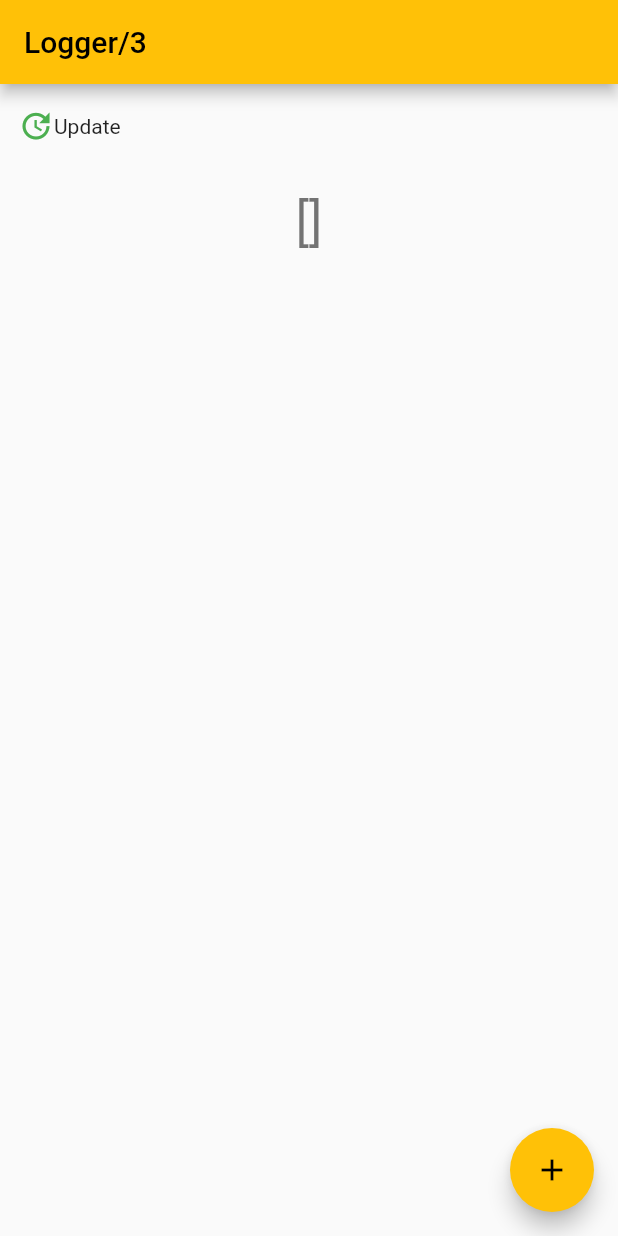
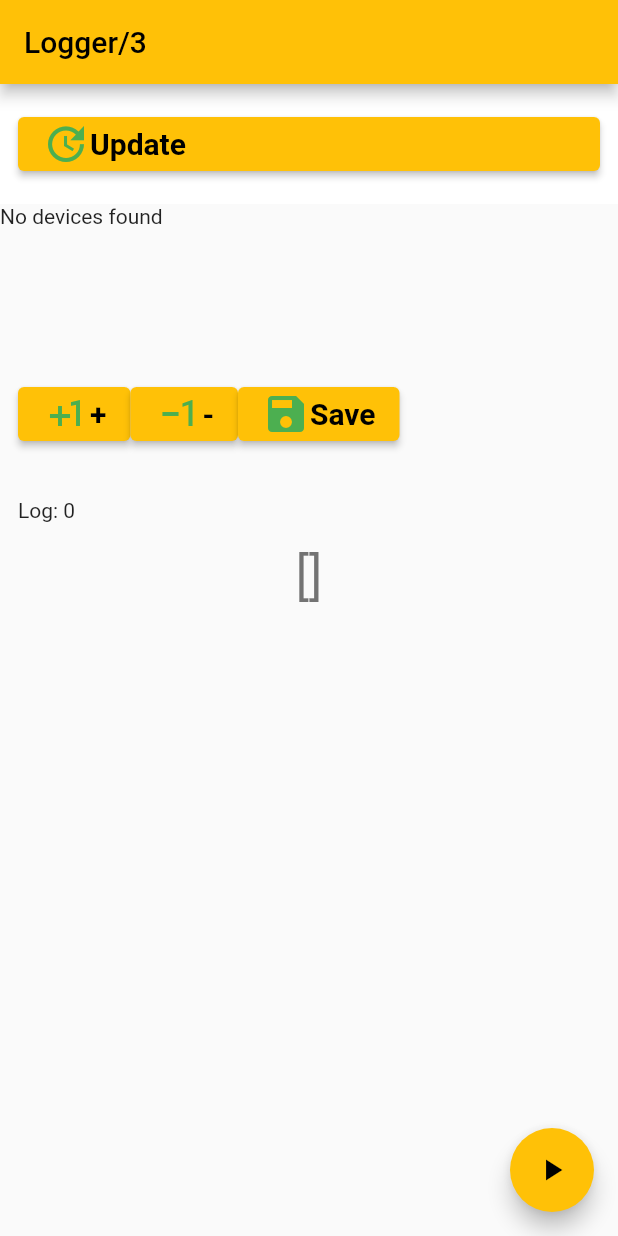
Before and after one commit to baden/mobile-logger-3, a Flutter app: the screen it shows after launch, on a phone screen of 412 x 824 dp. Run offline on Flutter 3.47's test engine with Material 2 defaults, Android fonts, the phone set to English and light mode, and no system bars; our stand-ins replace fluttertoast, permission_handler; missing offline and left inert: file_saver, usb_serial.

```diff
--- a/lib/main.dart
+++ b/lib/main.dart
@@ -1,6 +1,9 @@
+
 import 'package:flutter/material.dart';
+import 'package:logger3/serial.dart';
+import 'package:logger3/widgets/components.dart';
 import 'package:logger3/widgets/port_list_item.dart';
-import 'package:usb_serial/usb_serial.dart';
+// import 'package:path_provider/path_provider.dart';
 
 void main() {
   runApp(const MyApp());
@@ -40,8 +43,7 @@ class MyHomePage extends StatefulWidget {
 
 class _MyHomePageState extends State<MyHomePage> {
   String _debug = "";
-
-
+  Serial serial = Serial();
 
   @override
   Widget build(BuildContext context) {
@@ -60,7 +62,7 @@ class _MyHomePageState extends State<MyHomePage> {
       body: Column(
           mainAxisAlignment: MainAxisAlignment.center,
           children: <Widget>[
-            PortList(),
+            PortList(serial: serial),
             Expanded(child: Text(
               '[$_debug]',
               style: Theme.of(context).textTheme.headline4,
@@ -72,22 +74,47 @@ class _MyHomePageState extends State<MyHomePage> {
       ),
       floatingActionButton: FloatingActionButton(
         onPressed: _listDevices,
-        tooltip: 'Increment',
-        child: const Icon(Icons.add),
+        tooltip: 'Start recording',
+        child: const Icon(Icons.play_arrow),
       ), // This trailing comma makes auto-formatting nicer for build methods.
     );
   }
 
+  // Future<File> writeFile(Uint8List data, String name) async {
+  //   // storage permission ask
+  //   var status = await Permission.storage.status;
+  //   if (!status.isGranted) {
+  //     await Permission.storage.request();
+  //   }
+  //   // the downloads folder path
+  //   Directory tempDir = await getApplicationDocumentsDirectory();
+  //   String tempPath = tempDir.path;
+  //   var filePath = '$tempPath/$name';
+  //   //
+
+  //   // the data
+  //   var bytes = ByteData.view(data.buffer);
+  //   final buffer = bytes.buffer;
+  //   // save the data in the path
+  //   return File(filePath).writeAsBytes(buffer.asUint8List(data.offsetInBytes, data.lengthInBytes));
+  // }
+
   void _listDevices() async {
-    List<UsbDevice> devices = await UsbSerial.listDevices();
-    print(devices);
-    setState(() {
-      _debug = "";
-      for(var d in devices) {
-        print("name: ${d.deviceName}  manuf: ${d.manufacturerName??'-'}");
-        _debug += "name: ${d.deviceName}  manuf: ${d.manufacturerName??'-'}\r\n";
-      }
-	    //_debug = "${devices.toString()}";
-    });
+
+    showToast("Chose one or several ports for recording");
+
+    // var file = await writeFile(data, 'log-example');
+    // file.close();
+
+    // List<UsbDevice> devices = await UsbSerial.listDevices();
+    // print(devices);
+    // setState(() {
+    //   _debug = "";
+    //   for(var d in devices) {
+    //     print("name: ${d.deviceName}  manuf: ${d.manufacturerName??'-'}");
+    //     _debug += "name: ${d.deviceName}  manuf: ${d.manufacturerName??'-'}\r\n";
+    //   }
+	  //   //_debug = "${devices.toString()}";
+    // });
   }
 }
--- /dev/null
+++ b/lib/serial.dart
@@ -0,0 +1,48 @@
+
+import 'package:flutter/services.dart';
+import 'package:usb_serial/usb_serial.dart';
+
+class Serial {
+  static const EventChannel _eventChannel = EventChannel('usb_serial/events');
+  late Stream<UsbEvent> _eventStream;
+
+  int _counter = 0;
+  List<String> _logData = [];
+
+  Stream<UsbEvent> get usbEventStream {
+    _eventStream = _eventChannel.receiveBroadcastStream().map<UsbEvent>((value) {
+      UsbEvent msg = UsbEvent();
+      print("Stream event (${msg.toString()})");
+      msg.device = UsbDevice.fromJSON(value);
+      msg.event = value["event"];
+      return msg;
+    });
+    return _eventStream;
+  }
+
+
+  int get logDataLines {
+    return _logData.length;
+  }
+
+  Serial() {
+    print("::Serial::init");
+
+
+  }
+
+  static Future<List<UsbDevice>> getList() async {
+    return UsbSerial.listDevices();
+  }
+
+  void onPlus(String s) {
+    _counter++;
+    print("::Serial::onPlus / $_counter");
+    _logData.add(s);
+  }
+
+  void onMinus(String s) {
+    _counter--;
+    print("::Serial::onMinus / $_counter");
+  }
+}
--- a/lib/widgets/components.dart
+++ b/lib/widgets/components.dart
@@ -3,21 +3,54 @@ import 'package:flutter/material.dart';
 import 'package:fluttertoast/fluttertoast.dart';
 
 class IconKey extends StatelessWidget {
-  const IconKey(this.icon, this.label, {Key? key}) : super(key: key);
+  IconKey(
+    this.icon, this.label, {Key? key, required this.onPressed}
+    ) : super(key: key);
 
   final IconData icon;
   final String label;
+  final VoidCallback onPressed;
+
+
+  final ButtonStyle flatButtonStyle = TextButton.styleFrom(
+    foregroundColor: Colors.black87,
+    backgroundColor: Colors.grey[100],
+    minimumSize: Size(88, 48),
+    padding: EdgeInsets.symmetric(horizontal: 12.0),
+    shape: const RoundedRectangleBorder(
+      borderRadius: BorderRadius.all(Radius.circular(2.0)),
+    ),
+  );
+
+  final ButtonStyle style =
+        ElevatedButton.styleFrom(textStyle: const TextStyle(fontSize: 20));
 
   @override
   Widget build(BuildContext context) {
-    return Row(children: [
-      Icon(
-        icon,
-        color: Colors.green,
-        size: 24.0,
-      ),
-      Text(label)
-    ]);
+    // return Row(children: [
+    //   Icon(
+    //     icon,
+    //     color: Colors.green,
+    //     size: 24.0,
+    //   ),
+    //   Text(label)
+    // ]);
+
+
+    return /*TextButton*/ElevatedButton(
+      style: style/*flatButtonStyle*/,
+      onPressed: onPressed,
+      child: Row(
+        children: [
+        Icon(
+          icon,
+          color: Colors.green,
+          size: 32.0,
+        ),
+        Text(label, style: TextStyle(fontWeight: FontWeight.bold, fontSize: 20))
+      ])
+    );
+
   }
 }
 
--- a/lib/widgets/port_list_item.dart
+++ b/lib/widgets/port_list_item.dart
@@ -1,6 +1,10 @@
 import 'package:flutter/material.dart';
 import 'package:fluttertoast/fluttertoast.dart';
+import 'package:logger3/serial.dart';
 import 'package:usb_serial/usb_serial.dart';
+import 'dart:typed_data';
+import 'package:file_saver/file_saver.dart';
+import 'package:permission_handler/permission_handler.dart';
 
 import 'components.dart';
 
@@ -17,7 +21,9 @@ class DataModel {
 }
 
 class PortList extends StatefulWidget {
-  PortList({Key? key}) : super(key: key);
+  const PortList({Key? key, required this.serial}) : super(key: key);
+
+  final Serial serial;
 
   @override
   State<PortList> createState() => _PortListState();
@@ -51,22 +57,49 @@ class _PortListState extends State<PortList> {
   void initState() {
     // TODO: implement initState
     super.initState();
+
+    UsbSerial.usbEventStream!.listen((UsbEvent msg) {
+      rescanPorts();
+      // print(msg);
+      // if (msg.event == UsbEvent.ACTION_USB_ATTACHED) {
+      //   // open a device now...
+      // }
+      // if (msg.event == UsbEvent.ACTION_USB_DETACHED) {
+      //   //  close device now...
+      // }
+    });
+
     rescanPorts();
   }
 
   @override
+  void dispose() {
+    // TODO: implement dispose
+    super.dispose();
+    print("TODO: Disconnect all");
+  }
+
+  @override
   Widget build(BuildContext context) {
-    return Column(children: [
-      GestureDetector(
-        onTap: () {
-          print("Update (TDP)");
-          rescanPorts();
-        },
-        child: Container(
+    return Column(
+      children: [
+        Container(
+          width: MediaQuery.of(context).size.width,
+          color: Colors.white,
           padding: const EdgeInsets.fromLTRB(12, 16, 12, 16),
-          child: const IconKey(Icons.update, "Update")
+          child: IconKey( Icons.update, "Update",
+            onPressed: () { rescanPorts();}
           )
         ),
+        RefreshIndicator(
+          onRefresh: onRefresh,
+          child: Container(
+            // color: Colors.green,
+            width: MediaQuery.of(context).size.width,
+            constraints: BoxConstraints(minHeight: 100),
+            // height: 200,
+            child:
+            dataList.length == 0 ? Text("No devices found")/*Center(child: CircularProgressIndicator())*/ :
             ListView.builder(
                   scrollDirection: Axis.vertical,
                   itemCount: dataList.length,
@@ -76,7 +109,65 @@ class _PortListState extends State<PortList> {
                     return PortItem(dataList[index], index, false);
                   }
             ),
+          ),
+        ),
+        bottomPanel(),
+        statsPanel()
+
     ]);
+  }
+
+  Widget bottomPanel()
+  {
+    return Container(
+      width: MediaQuery.of(context).size.width,
+      // color: Colors.yellow,
+      padding: const EdgeInsets.fromLTRB(12, 16, 12, 16),
+      child: Row(children: [
+        IconKey(Icons.plus_one, "+", onPressed: onPlus),
+        IconKey(Icons.exposure_minus_1, "-", onPressed: onMinus),
+        IconKey(Icons.save, "Save", onPressed: onSave)
+      ])
+    );
+  }
+
+
+  Widget statsPanel()
+  {
+    return Container(
+      width: MediaQuery.of(context).size.width,
+      // color: Colors.yellow,
+      padding: const EdgeInsets.fromLTRB(12, 16, 12, 16),
+      child: Row(children: [
+        Text("Log: ${widget.serial.logDataLines}"),
+      ])
+    );
+  }
+
+  void onSave() async {
+    // Look good example
+    // https://github.com/aponduet/allshare/blob/6d35ee2c216588662d130b4ab81b14f515abed76/allshare/lib/view/receive_display/image.dart
+
+    Uint8List data = Uint8List.fromList([48, 49, 50, 13, 10]);
+    final now = DateTime.now();
+    final String fileName = "Log3_${now.year}_${now.month}_${now.day}-${now.hour}_${now.minute}";
+    await FileSaver.instance.saveAs(fileName, data, "txt", MimeType.TEXT);
+  }
+
+  Future<void> onRefresh() async
+  {
+    print("OnRefresh (TDP)");
+    rescanPorts();
+  }
+
+  void onPlus() {
+    setState(() {
+      widget.serial.onPlus("foo");
+    });
+  }
+
+  void onMinus() {
+    widget.serial.onMinus("foo");
   }
 }
 
--- a/pubspec.yaml
+++ b/pubspec.yaml
@@ -33,6 +33,11 @@ dependencies:
     sdk: flutter
   usb_serial: ^0.4.0
   fluttertoast: ^8.0.9
+  permission_handler: ^10.0.1
+  # downloads_path_provider: ^0.1.0
+  # downloads_path_provider_28: ^0.1.2
+  # path_provider: ^2.0.11
+  file_saver: ^0.1.1
 
 
   # The following adds the Cupertino Icons font to your application.
```
Also changed, not shown: lib/logdata.dart (added, +8 -0 lines), pubspec.lock, 7 other files. Lines whose indentation alone changed are shown as unchanged.
